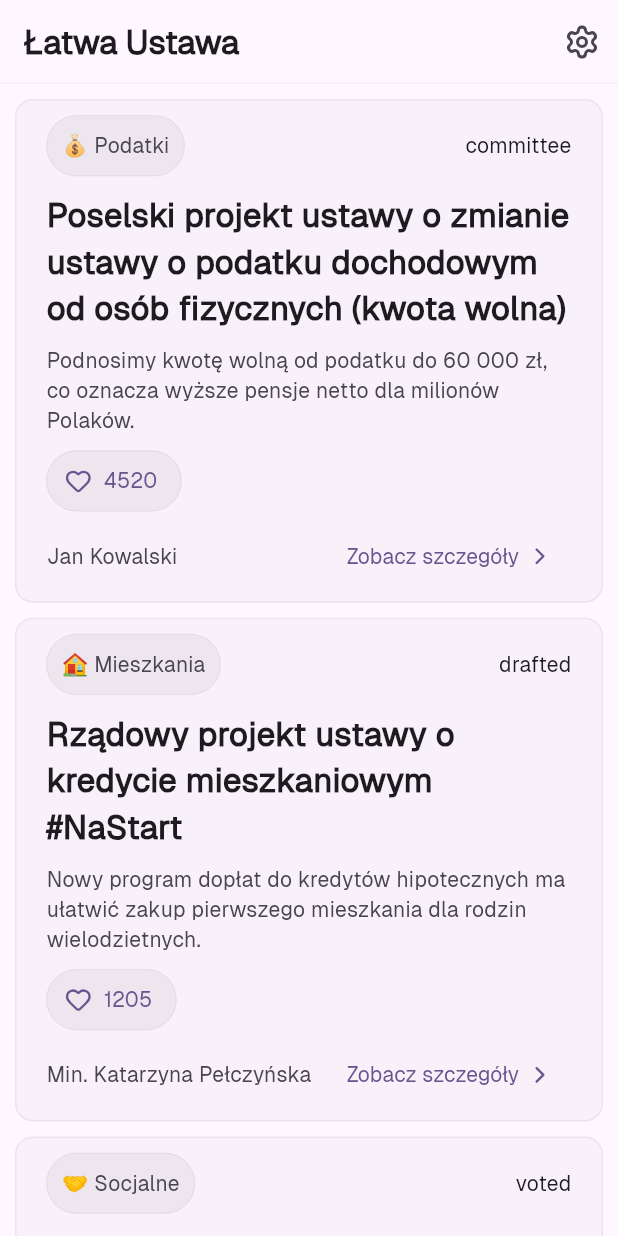
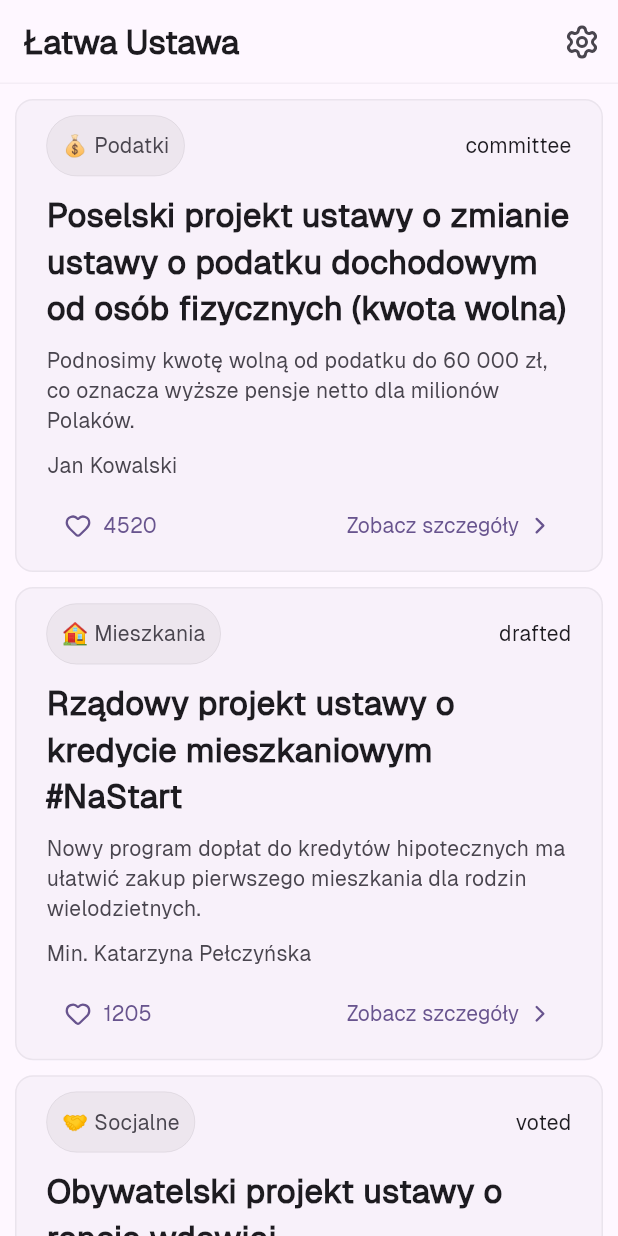
Before and after one commit to Schoji/LatwaUstawa, a Flutter app: the screen it shows after launch, on a phone screen of 412 x 824 dp. Run offline on Flutter 3.47's test engine with Material 3 defaults, Android fonts, the phone set to English and light mode, and no system bars; our stand-ins replace flutter_widget_from_html, lucide_icons_flutter; project files that could hold a hidden picture were left out.

Commit message:
More changes to posts style

```diff
--- a/frontend/lib/home/widgets/post_widget.dart
+++ b/frontend/lib/home/widgets/post_widget.dart
@@ -55,30 +55,20 @@ class PostWidget extends StatelessWidget {
               "${post.aiSummary.split(".")[0]}.",
               style: TextStyle(color: colors.onSurfaceVariant),
             ),
-            Container(
-              decoration: BoxDecoration(
-                color: colors.surfaceContainerHigh,
-                border: Border.all(
-                  color: colors.onSurfaceVariant.withAlpha(80),
-                  width: 0.2,
-                ),
-                borderRadius: BorderRadius.all(Radius.circular(20)),
-              ),
-              child: TextButton.icon(
-                onPressed: () {},
-                style: const ButtonStyle(
-                  tapTargetSize: MaterialTapTargetSize.shrinkWrap,
-                ),
-                icon: Icon(LucideIcons.heart),
-                label: Text(post.likesCount.toString()),
-              ),
+            Text(
+              post.representativeName,
+              style: TextStyle(color: colors.onSurfaceVariant),
             ),
             Row(
               mainAxisAlignment: MainAxisAlignment.spaceBetween,
               children: [
-                Text(
-                  post.representativeName,
-                  style: TextStyle(color: colors.onSurfaceVariant),
+                TextButton.icon(
+                  onPressed: () {},
+                  style: const ButtonStyle(
+                    tapTargetSize: MaterialTapTargetSize.shrinkWrap,
+                  ),
+                  icon: Icon(LucideIcons.heart),
+                  label: Text(post.likesCount.toString()),
                 ),
                 TextButton(
                   style: const ButtonStyle(
--- a/frontend/lib/main.dart
+++ b/frontend/lib/main.dart
@@ -23,8 +23,9 @@ class MyApp extends StatelessWidget {
         scaffoldBackgroundColor: Colors.black,
         colorScheme: ColorScheme.dark().copyWith(
           primary: Colors.red.shade300,
-          surfaceContainerHigh: Color.fromARGB(255, 25, 25, 25),
-          onPrimaryContainer: Color(0x0d0d0dFF),
+          surfaceContainerLow: Color.fromARGB(255, 13, 13, 13),
+          surfaceContainerHigh: Color.fromARGB(255, 21, 21, 21),
+          onPrimaryContainer: Color.fromARGB(13, 72, 72, 72),
           onSurfaceVariant: Colors.white.withAlpha(150),
         ),
         appBarTheme: AppBarTheme(backgroundColor: Colors.black),
```
Also changed, not shown: frontend/pubspec.lock.
